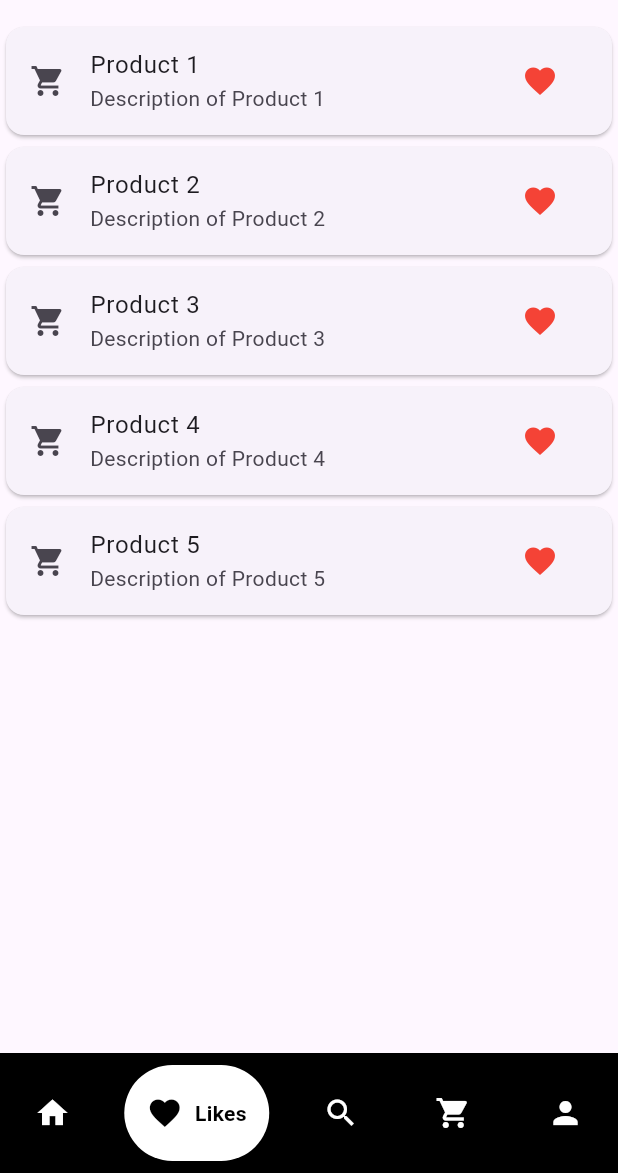
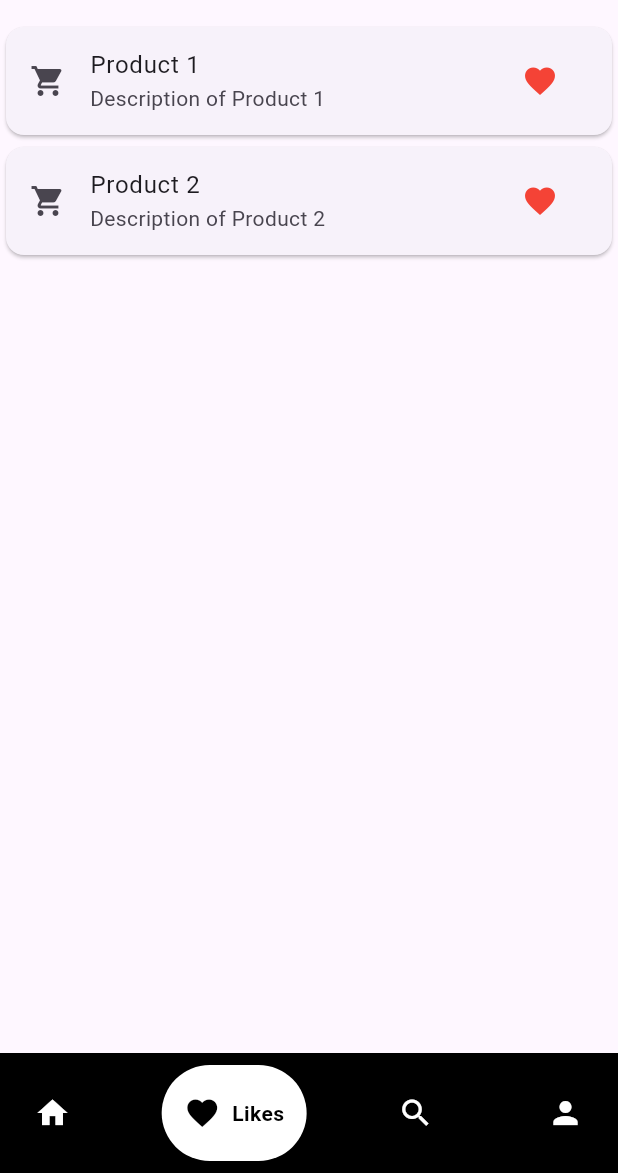
Before and after one commit to EL-Nabil-Hakimi/NBStore-Flutter, a Flutter app: the screen it shows after launch, item 2 of the bottom bar chosen, on a phone screen of 412 x 824 dp, the part 63-1236 px from its top. Run offline on Flutter 3.47's test engine with Material 3 defaults, Android fonts, the phone set to English and light mode, and no system bars; drawn by our look-alikes of google_nav_bar; our stand-ins replace quickalert; network calls fail.

Commit message:
Refactor LikesPage to display only 2 items in the list

```diff
--- a/lib/LikesPage.dart
+++ b/lib/LikesPage.dart
@@ -22,7 +22,7 @@ class _LikesPageState extends State<LikesPage> {
         ],
       ),
       body: ListView.builder(
-        itemCount: 5,
+        itemCount: 2,
         itemBuilder: (context, index) {
           return Card(
             child: ListTile(
--- a/lib/homepage.dart
+++ b/lib/homepage.dart
@@ -18,7 +18,6 @@ class _HomePageState extends State<HomePage> {
     const FirstPage(),
     const LikesPage(),
     const Placeholder(),
-    const Placeholder(),
     const ProfilePage(),
   ];
 
@@ -34,7 +33,7 @@ class _HomePageState extends State<HomePage> {
             child: GNav(
               backgroundColor: Colors.black,
               color: Colors.white,
-              activeColor: Colors.black, // Removed Color.fromARGB(255, 0, 0, 0)
+              activeColor: Colors.black,
               tabBackgroundColor: Colors.white,
               padding: const EdgeInsets.symmetric(horizontal: 15, vertical: 20),
               gap: 8,
@@ -58,10 +57,6 @@ class _HomePageState extends State<HomePage> {
                   text: 'Search',
                 ),
                 GButton(
-                  icon: Icons.shopping_cart,
-                  text: 'My Card',
-                ),
-                GButton(
                   icon: Icons.person,
                   text: 'Profile',
                 ),
```
